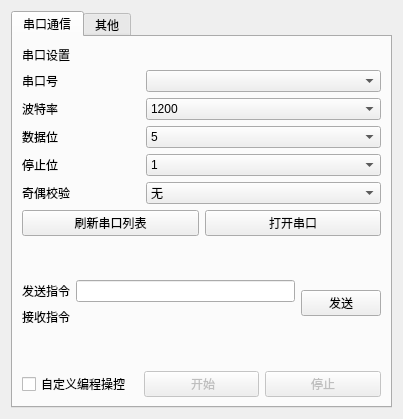
First picture: the form in ui/externalapplicationswidget.ui, repository WhiteChimney/TDC-counter, before the edit.
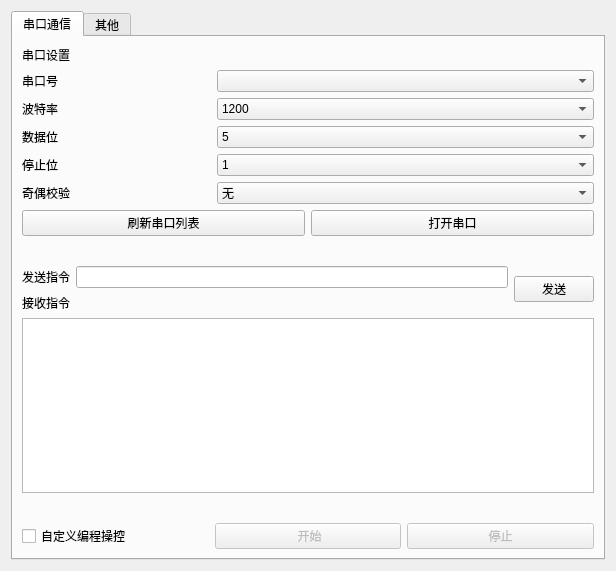
Second picture: the form after the edit.

Commit message: 添加一些注释

Patch:
```diff
--- a/ui/externalapplicationswidget.ui
+++ b/ui/externalapplicationswidget.ui
@@ -6,8 +6,8 @@
    <rect>
     <x>0</x>
     <y>0</y>
-    <width>403</width>
-    <height>419</height>
+    <width>616</width>
+    <height>571</height>
    </rect>
   </property>
   <property name="windowTitle">
@@ -262,6 +262,9 @@
          </item>
         </layout>
        </item>
+       <item>
+        <widget class="QTextEdit" name="textCommand"/>
+       </item>
        <item>
         <spacer name="verticalSpacer_2">
          <property name="orientation">
```
The commit also changes 2 other files.
